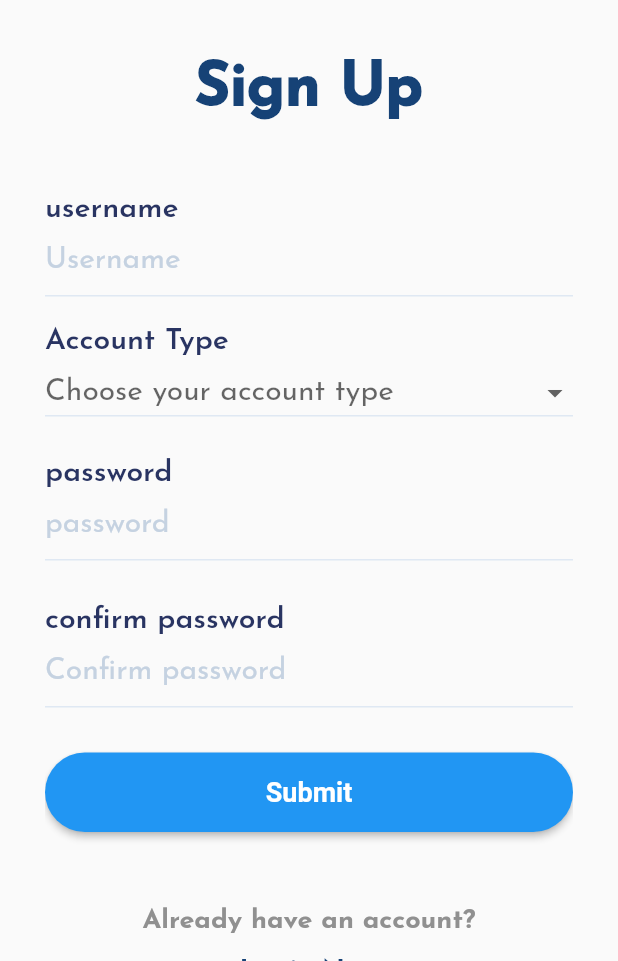
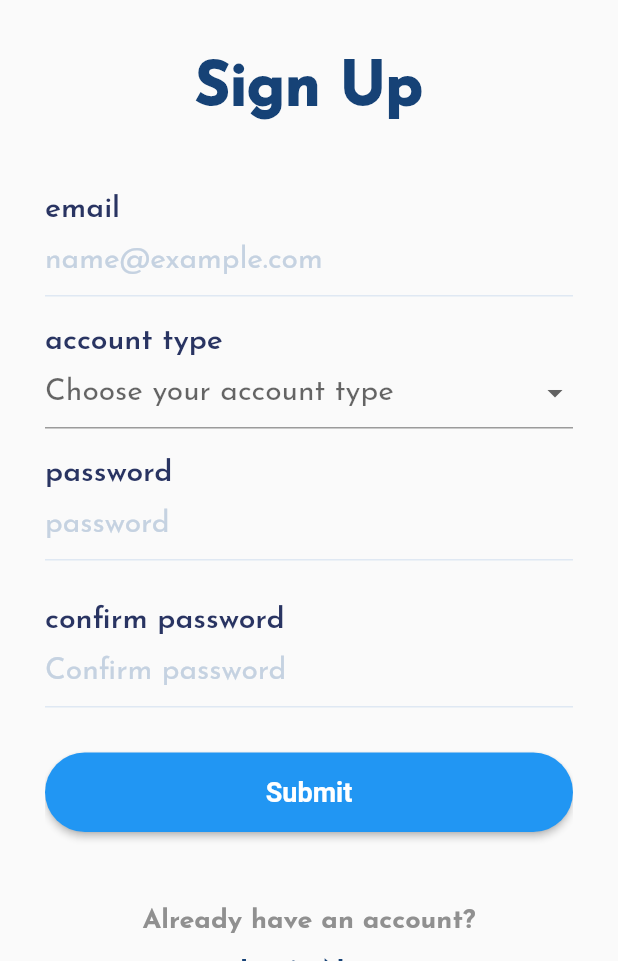
Before and after one commit to WenhaoLu-hub/SEPT_TEAM_BASH_PROJECT, a Flutter app: the SignUp screen opened directly, on a phone screen of 412 x 824 dp, the part 275-1236 px from its top. Run offline on Flutter 3.47's test engine with Material 2 defaults, Android fonts, the light colour scheme and no system bars; our stand-ins replace google_fonts.

Commit message:
update account type input validation on signup page

```diff
--- a/flutter_frontend/lib/Screens/signup/signUpForm.dart
+++ b/flutter_frontend/lib/Screens/signup/signUpForm.dart
@@ -11,6 +11,7 @@ class SignUpFormPage extends StatefulWidget {
   @override
   SignUpFormState createState() => SignUpFormState();
 }
+
 String? _dropdownValue;
 var list = <String>["Doctor", "Patient"];
 
@@ -43,8 +44,8 @@ class SignUpFormState extends State<SignUpFormPage> {
               ),
               TextFieldContainer(
                 onChanged: (text) => setState(() => _username = text),
-                title: 'username',
-                hintText: "Username",
+                title: 'email',
+                hintText: "name@example.com",
                 isPassword: false,
                 validator: (text) {
                   if (text == null || text.isEmpty) {
@@ -56,7 +57,9 @@ class SignUpFormState extends State<SignUpFormPage> {
                   if (text.length > 20) {
                     return "Too long";
                   }
-                  if(!RegExp(r"^[a-zA-Z0-9.a-zA-Z0-9.!#$%&'*+-/=?^_`{|}~]+@[a-zA-Z0-9]+\.[a-zA-Z]+").hasMatch(_username)){
+                  if (!RegExp(
+                          r"^[a-zA-Z0-9.a-zA-Z0-9.!#$%&'*+-/=?^_`{|}~]+@[a-zA-Z0-9]+\.[a-zA-Z]+")
+                      .hasMatch(_username)) {
                     return "please type the correct email";
                   }
                   return null;
@@ -65,7 +68,10 @@ class SignUpFormState extends State<SignUpFormPage> {
               const SizedBox(
                 height: 20,
               ),
-              const DropDownButtonSelector(),
+              DropDownButtonSelector(accountType: "account type",
+              validator: (value) =>
+                value == null ? "please the account type" : null,
+              ),
               const SizedBox(
                 height: 20,
               ),
@@ -121,7 +127,7 @@ class SignUpFormState extends State<SignUpFormPage> {
                   // if (_formKey.currentState!.validate()) {
                   //   // If the form is valid, display a snackbar. In the real world,
                   //   // you'd often call a server or save the information in a database.\
-                  //   return ;
+                  //   return
                   //   ScaffoldMessenger.of(context).showSnackBar(
                   //     const SnackBar(content: Text('Processing Data')),
                   //   );
@@ -199,7 +205,9 @@ extension extString on String {
 }
 
 class DropDownButtonSelector extends StatefulWidget {
-  const DropDownButtonSelector({Key? key}) : super(key: key);
+  final String? Function(String?)? validator;
+  final String accountType;
+  const DropDownButtonSelector({Key? key, this.validator, required this.accountType}) : super(key: key);
   @override
   State<StatefulWidget> createState() {
     return _DropDownButtonState();
@@ -207,15 +215,16 @@ class DropDownButtonSelector extends StatefulWidget {
 }
 
 class _DropDownButtonState extends State<DropDownButtonSelector> {
-
-
+  // String? Function(String?)? validator;
+  // String? accountType;
   @override
   Widget build(BuildContext context) {
     return Column(
       crossAxisAlignment: CrossAxisAlignment.start,
       children: [
         Text(
-          "Account Type",
+          // "Account Type",
+          widget.accountType,
           style: GoogleFonts.josefinSans(
               textStyle: const TextStyle(
                   color: Color(0xff293462),
@@ -224,7 +233,16 @@ class _DropDownButtonState extends State<DropDownButtonSelector> {
         ),
         Container(
           width: double.infinity,
-          child: DropdownButton(
+          child: DropdownButtonFormField(
+            validator: widget.validator,
+            decoration: const InputDecoration(
+                enabled: true,
+                disabledBorder: UnderlineInputBorder(
+                    borderSide: BorderSide(
+                  style: BorderStyle.solid,
+                  color: Color(0xffdfe8f3),
+                ))),
+
             isExpanded: true,
             hint: const Text("Choose your account type"),
             value: _dropdownValue,
@@ -237,10 +255,7 @@ class _DropDownButtonState extends State<DropDownButtonSelector> {
                 fontSize: 20,
               ),
             ),
-            underline: Container(
-              height: 1,
-              color: const Color(0xffdfe8f3),
-            ),
+
             items: list
                 .map((value) => DropdownMenuItem(
                       value: value,
@@ -248,9 +263,10 @@ class _DropDownButtonState extends State<DropDownButtonSelector> {
                     ))
                 .toList(),
             onChanged: (String? value) {
-              setState(() {
-                _dropdownValue = value!;
-              });
+              setState(
+                () => _dropdownValue = value!,
+                // valdator:
+              );
             },
           ),
         ),
```
Also changed, not shown: flutter_frontend/lib/Screens/login/TextSubmitWidget.dart (deleted, +0 -148 lines), flutter_frontend/lib/Screens/login/login.dart (+0 -14 lines), 247 other files.
